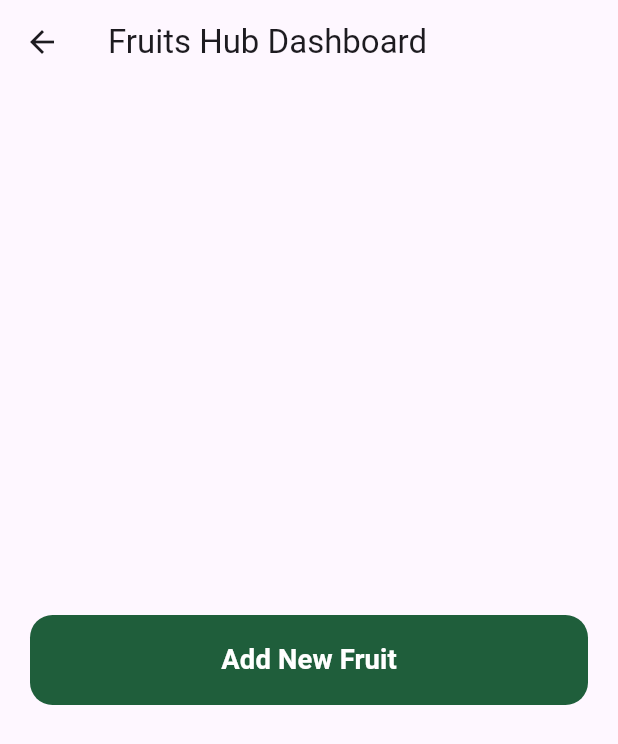
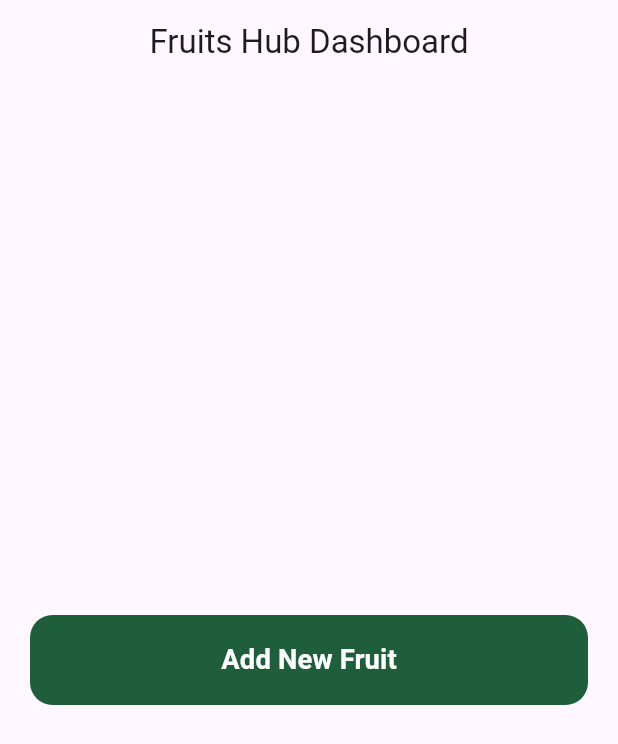
Before and after one commit to Ehabhanna1/Fruits-HuB-DashBoard, a Flutter app: the screen it shows after launch, on a phone screen of 412 x 824 dp. Shown: the top 744 px of the screen. Run offline on Flutter 3.47's test engine with Material 3 defaults, Android fonts, the phone set to English and light mode, and no system bars; our stand-ins replace firebase_core, flutter_screenutil; accounts and stored records are empty.

Commit message:
refactor app bar

```diff
--- a/lib/features/dashboard/presentation/views/fruits_hub_dashboard.dart
+++ b/lib/features/dashboard/presentation/views/fruits_hub_dashboard.dart
@@ -9,6 +9,8 @@ class FruitsHubDashboard extends StatelessWidget {
     return Scaffold(
       appBar: AppBar(
         title: const Text('Fruits Hub Dashboard'),
+        centerTitle: true,
+        leading: SizedBox(),
       ),
       body: const DashboardViewBody(),
     );
```
